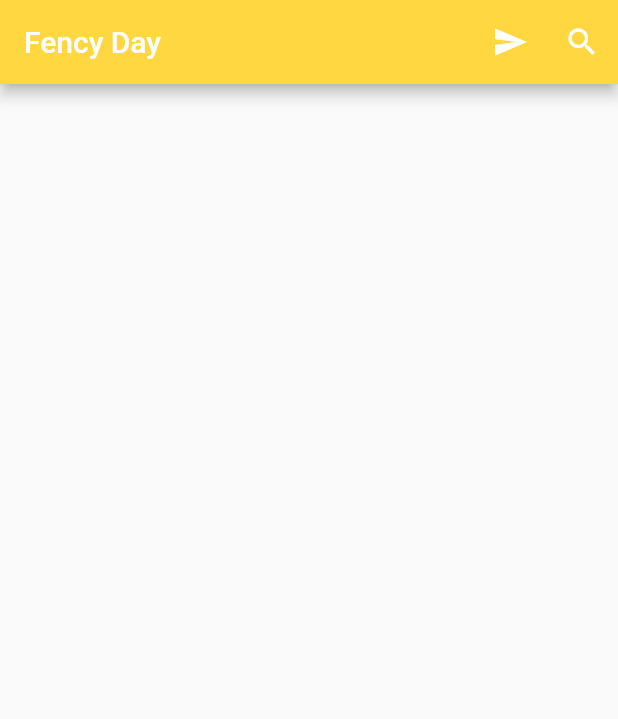
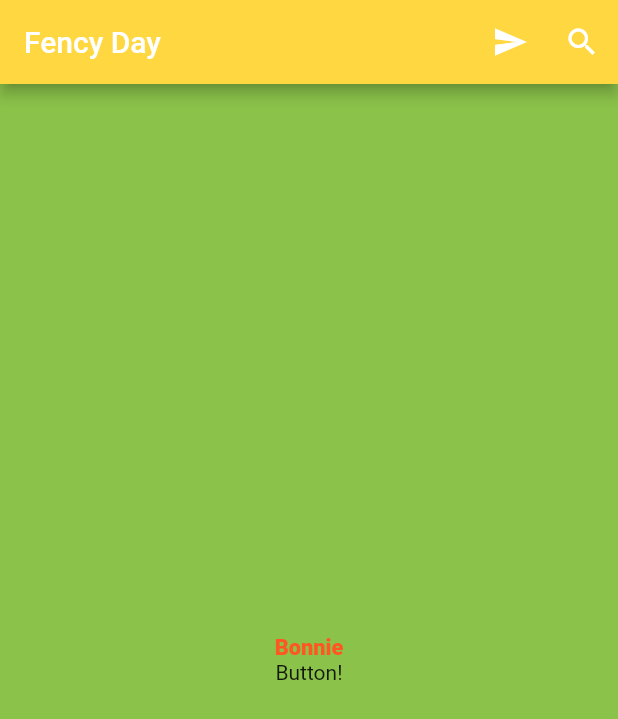
Before and after one commit to GayalBalasooriya/intro_scaffold, a Flutter app: the screen it shows after launch, on a phone screen of 412 x 824 dp. Shown: the top 719 px of the screen. Run offline on Flutter 3.47's test engine with Material 2 defaults, Android fonts, the phone set to English and light mode, and no system bars.

Commit message:
second commit

```diff
--- a/lib/ui/home.dart
+++ b/lib/ui/home.dart
@@ -29,6 +29,22 @@ class Home extends StatelessWidget {
           ),
         ],
       ),
+
+      backgroundColor: Colors.lightGreen,
+      body: new Container(
+        alignment: Alignment.center,
+        child: new Column(
+          mainAxisAlignment: MainAxisAlignment.center,
+          children: <Widget>[
+            new Text("Bonnie", style: new TextStyle(fontSize: 14.5, fontWeight: FontWeight.w800, color: Colors.deepOrange),),
+            new InkWell(
+              child: new Text("Button!"),
+              onTap: () => debugPrint("Button Taped"),
+            )
+          ],
+        )
+      )
+
     );
   }
 
```
